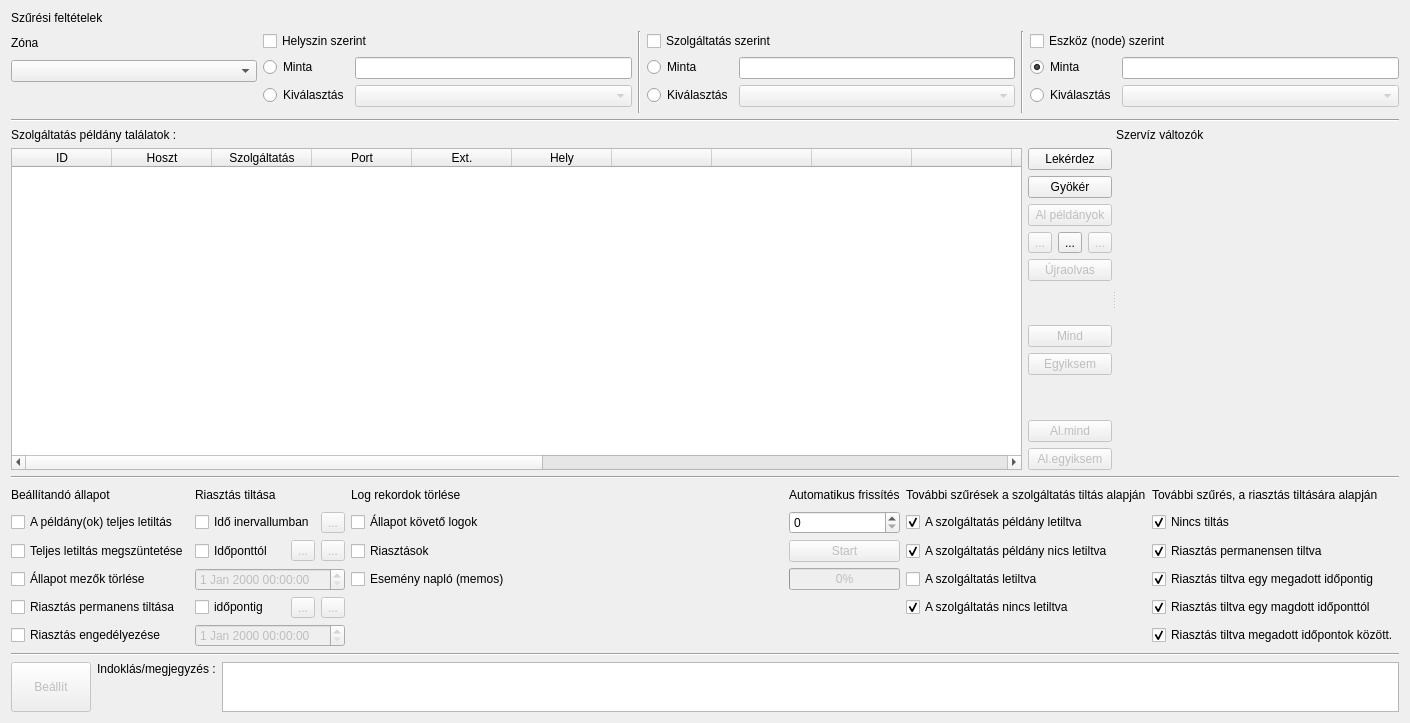
Qt form lv2g/hsoperate.ui (csikfer/lanview2) before a commit.
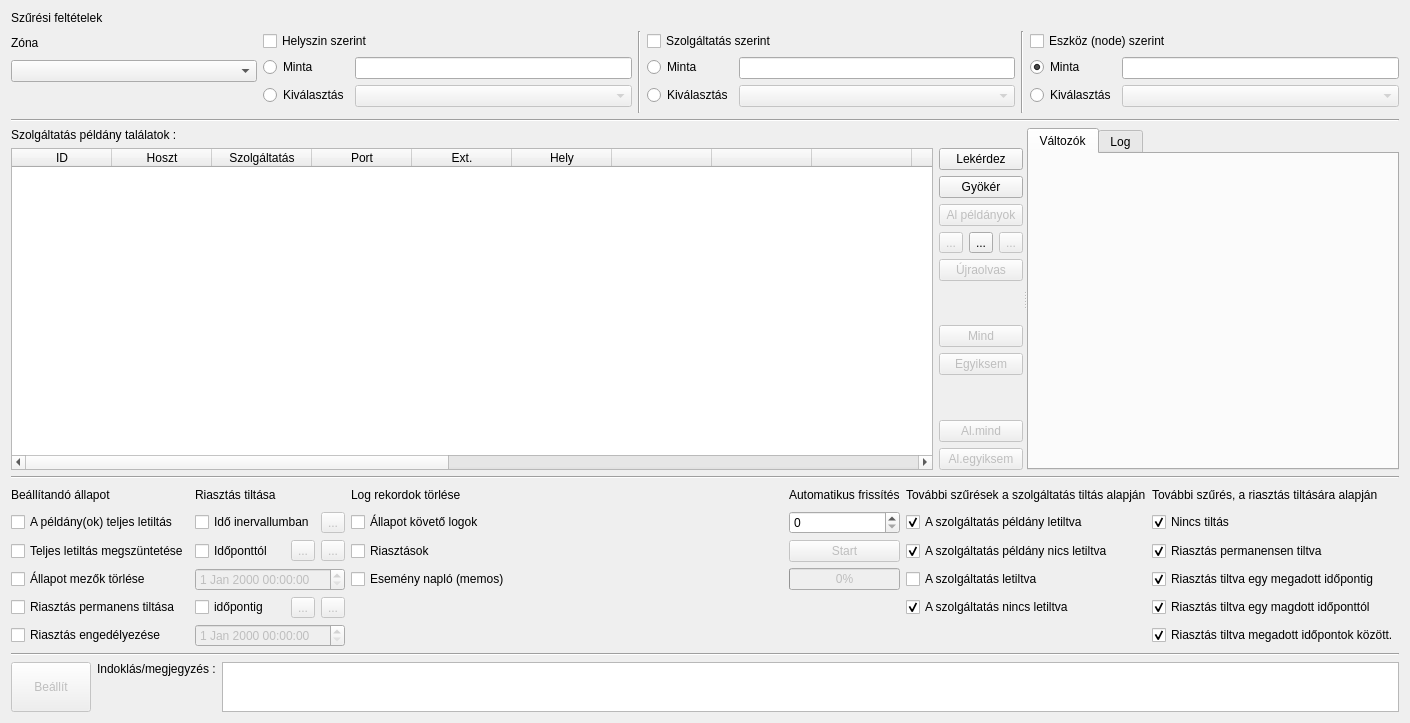
The same form after that commit. Icons and pictures are not drawn.

Commit message: A log-ok táblájának a hozzáadása a hsoperate-hoz.

What changed in the file:
```diff
--- a/lv2g/hsoperate.ui
+++ b/lv2g/hsoperate.ui
@@ -638,25 +638,25 @@
       </layout>
      </widget>
      <widget class="QWidget" name="verticalLayoutWidget">
-      <layout class="QVBoxLayout" name="verticalLayoutJustify" stretch="0,1">
+      <layout class="QVBoxLayout" name="verticalLayoutJustify" stretch="0">
        <property name="leftMargin">
         <number>0</number>
        </property>
        <item>
-        <widget class="QLabel" name="labelSrvVar">
-         <property name="text">
-          <string>Szervíz változók</string>
+        <widget class="QTabWidget" name="tabWidget">
+         <property name="currentIndex">
+          <number>0</number>
          </property>
-        </widget>
-       </item>
-       <item>
-        <widget class="QWidget" name="widgetSrvVars" native="true">
-         <property name="sizePolicy">
-          <sizepolicy hsizetype="Expanding" vsizetype="Expanding">
-           <horstretch>0</horstretch>
-           <verstretch>0</verstretch>
-          </sizepolicy>
-         </property>
+         <widget class="QWidget" name="widgetSrvVars" native="true">
+          <attribute name="title">
+           <string>Változók</string>
+          </attribute>
+         </widget>
+         <widget class="QWidget" name="widgetSrvLogs" native="true">
+          <attribute name="title">
+           <string>Log</string>
+          </attribute>
+         </widget>
         </widget>
        </item>
       </layout>
```
Left out of the diff: 14 changed lines with no effect on the pictures. The commit also changes 2 other files.
